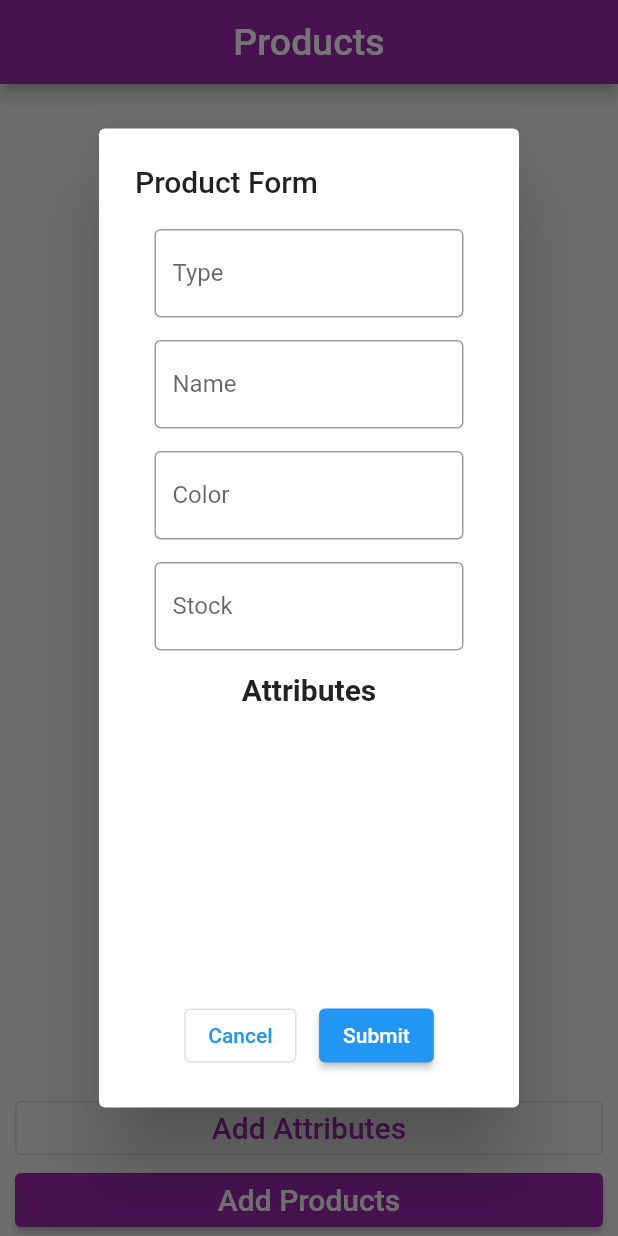
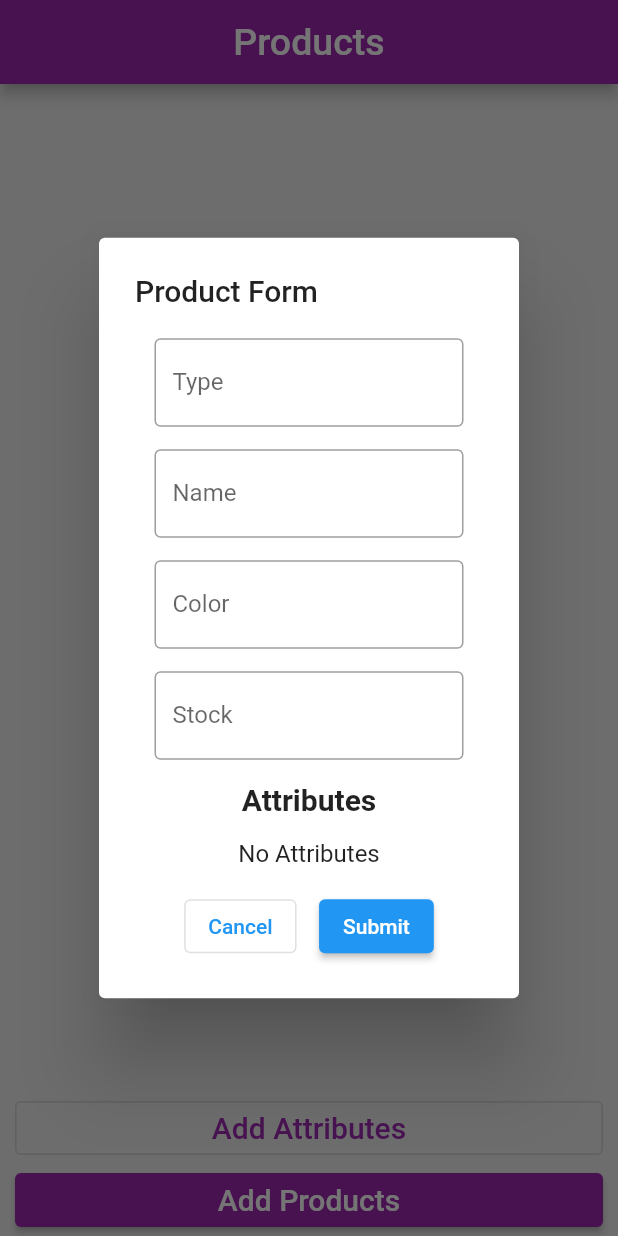
Before and after one commit to gajeraajay2001/Product-Management, a Flutter app: the screen it shows after launch, after a tap on "Add Products", on a phone screen of 412 x 824 dp. Run offline on Flutter 3.47's test engine with Material 2 defaults, Android fonts, the phone set to English and light mode, and no system bars; our stand-ins replace sqflite; accounts and stored records are empty.

Commit message:
Initial Commit

```diff
--- a/lib/screens/home_screen.dart
+++ b/lib/screens/home_screen.dart
@@ -8,7 +8,6 @@ import 'package:practicle_interview/screens/atrribute_screen.dart';
 
 class HomeScreen extends StatefulWidget {
   static const routes = "home_screen";
-
   @override
   _HomeScreenState createState() => _HomeScreenState();
 }
@@ -329,7 +328,9 @@ class _HomeScreenState extends State<HomeScreen> {
                     ),
                   ),
                   SizedBox(height: 15),
-                    SizedBox(
+                  (as!.data.length == 0)
+                      ? Text("No Attributes")
+                      : SizedBox(
                           height: MediaQuery.of(context).size.height * 0.2,
                           width: MediaQuery.of(context).size.width * 0.5,
                           child: ListView.builder(
@@ -339,7 +340,8 @@ class _HomeScreenState extends State<HomeScreen> {
                                 return Column(
                                   children: [
                                     TextFormField(
-                                  controller: TextEditingController.fromValue(
+                                      controller:
+                                          TextEditingController.fromValue(
                                               TextEditingValue.empty),
                                       keyboardType: TextInputType.number,
                                       textInputAction: TextInputAction.next,
@@ -398,8 +400,8 @@ class _HomeScreenState extends State<HomeScreen> {
                             _colorController.clear();
                             _stockController.clear();
                             _nameController.clear();
+                            _typeController.clear();
                             Navigator.of(context).pop();
-                              Timer(Duration(seconds: 3), () {});
                           }
                         },
                         child: Text("Submit"),
@@ -411,6 +413,7 @@ class _HomeScreenState extends State<HomeScreen> {
             ),
           ),
         );
-        });
+      },
+    );
   }
 }
```
Lines whose indentation alone changed are shown as unchanged.
